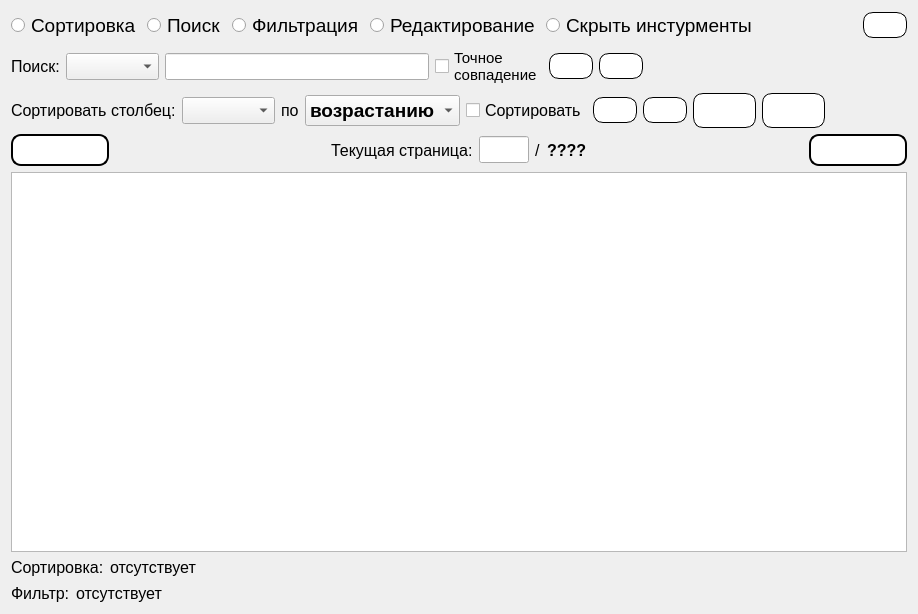
The window that Gui/TabWidgets/Admin/banlist.ui (MyEdit/Casino_Client) describes before a commit, drawn with Qt 5.
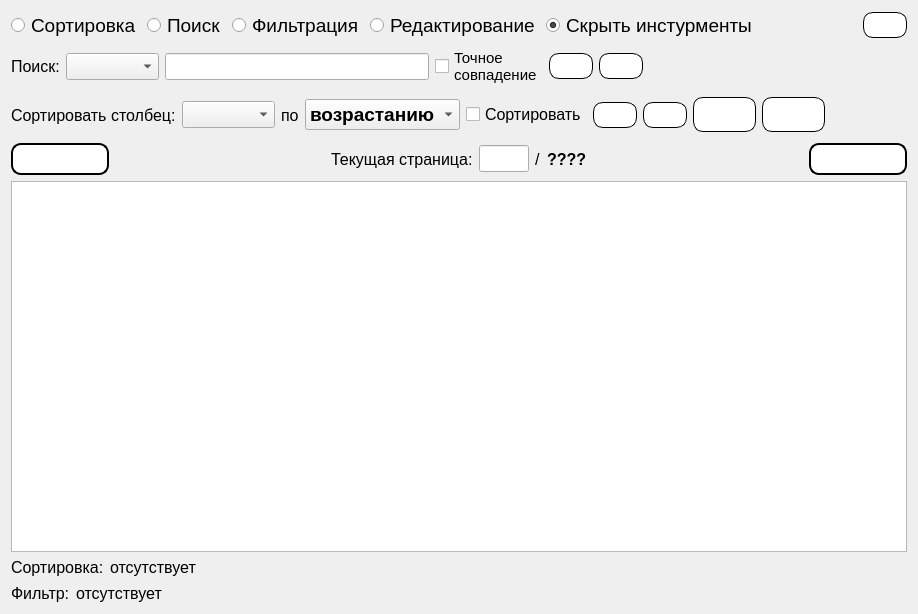
The same window after the commit. Icons and pictures are not drawn.

Diff of the .ui file:
```diff
--- a/Gui/TabWidgets/Admin/banlist.ui
+++ b/Gui/TabWidgets/Admin/banlist.ui
@@ -79,6 +79,9 @@
        <property name="text">
         <string>Скрыть инстурменты</string>
        </property>
+       <property name="checked">
+        <bool>true</bool>
+       </property>
       </widget>
      </item>
      <item>
@@ -271,6 +274,12 @@
     <layout class="QHBoxLayout" name="horizontalLayout_8">
      <item>
       <widget class="QLabel" name="label_3">
+       <property name="minimumSize">
+        <size>
+         <width>0</width>
+         <height>44</height>
+        </size>
+       </property>
        <property name="font">
         <font>
          <family>Segoe UI</family>
```
Left out of the diff: 27 changed lines with no effect on the pictures.
